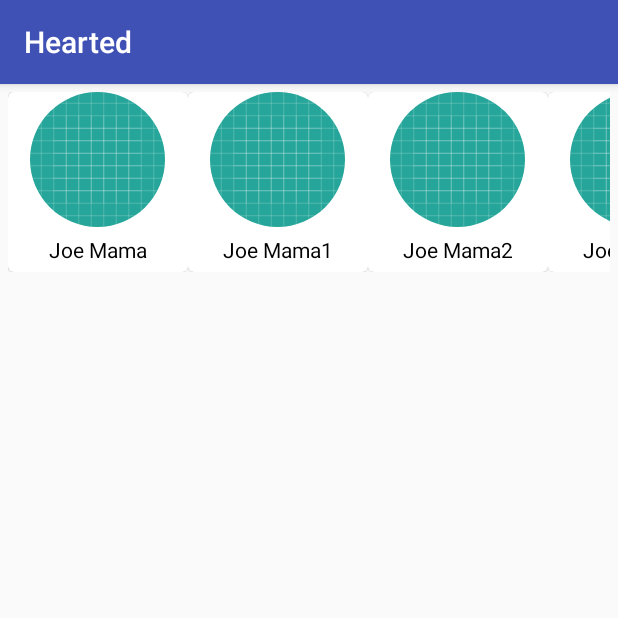
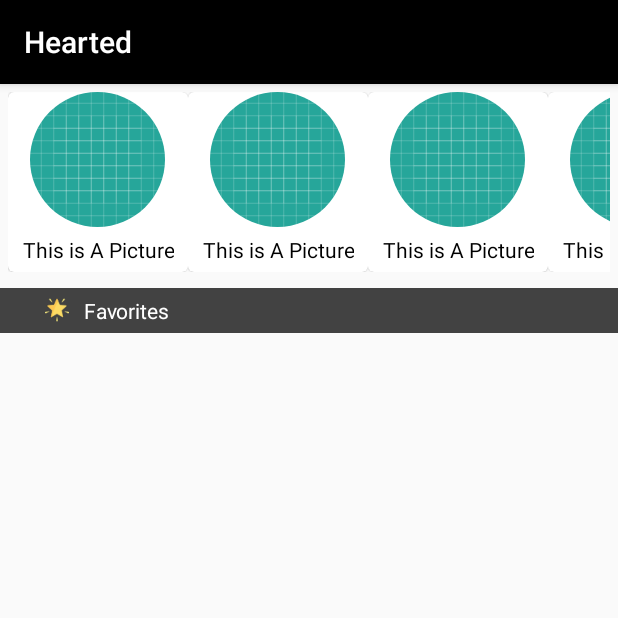
Before and after one commit to Scipioafricanus1/Hearted, an Android app: the HeartViews screen opened directly, with no data from a screen before it, on a phone screen of 412 x 824 dp, the top half of it. Run offline under Robolectric (Android 15) with nearby library versions, the phone set to English and light mode, and no system bars; our stand-ins replace CircleImageView, Firebase (no records; nobody signed in at launch, a user with empty details on screens opened directly).

Commit message:
made a second recyclerView adapter class.
NEXT:
- read from the firebase database I just created
- allow for creation of new lists.
- research and design layouts for easily creating new lists.

NICE THINGS TO DO:
- Figure out how to do category headers for the different items.

```diff
--- a/app/build.gradle
+++ b/app/build.gradle
@@ -34,8 +34,9 @@ dependencies {
     implementation 'com.android.support:cardview-v7:27.1.1'
     //glide
     implementation 'com.github.bumptech.glide:glide:4.4.0'
-    implementation 'com.google.firebase:firebase-auth:11.6.0'
-    implementation "com.google.android.gms:play-services-gcm:11.6.0"
+    implementation 'com.google.firebase:firebase-auth:11.8.0'
+    implementation "com.google.android.gms:play-services-gcm:11.8.0"
+    implementation 'com.google.firebase:firebase-database:11.8.0'
     annotationProcessor 'com.github.bumptech.glide:compiler:4.4.0'
     //circle imageview
     implementation 'de.hdodenhof:circleimageview:2.2.0'
--- a/app/src/main/java/com/example/android/hearted/HeartViews.kt
+++ b/app/src/main/java/com/example/android/hearted/HeartViews.kt
@@ -4,6 +4,7 @@ import android.support.v7.app.AppCompatActivity
 import android.os.Bundle
 import android.support.v7.widget.LinearLayoutManager
 import android.widget.LinearLayout
+import com.google.firebase.database.FirebaseDatabase
 import kotlinx.android.synthetic.main.activity_heart_views.*
 
 class HeartViews : AppCompatActivity() {
@@ -11,6 +12,9 @@ class HeartViews : AppCompatActivity() {
     override fun onCreate(savedInstanceState: Bundle?) {
         super.onCreate(savedInstanceState)
         setContentView(R.layout.activity_heart_views)
+        val database = FirebaseDatabase.getInstance()
+        val myRef = database.getReference("listExample")
+        myRef.setValue("Hey")
 
         rv_profile.layoutManager = LinearLayoutManager(this, LinearLayout.HORIZONTAL, false)
 
@@ -26,9 +30,7 @@ class HeartViews : AppCompatActivity() {
         profiles.add(Profile("Joe Mama7", "This is A Picture"))
         profiles.add(Profile("Joe Mama8", "This is A Picture"))
         profiles.add(Profile("Joe Mama9", "This is A Picture"))
-
         val adapter = RecyclerViewAdapter(profiles)
-
         rv_profile.adapter = adapter
 
         //TODO("Add picture support.")
--- /dev/null
+++ b/app/src/main/java/com/example/android/hearted/List.kt
@@ -0,0 +1,3 @@
+package com.example.android.hearted
+
+data class List (val category: String, val item: String, val like: String)
--- a/app/src/main/java/com/example/android/hearted/Login.kt
+++ b/app/src/main/java/com/example/android/hearted/Login.kt
@@ -48,7 +48,7 @@ class Login : AppCompatActivity() {
         bLogin.setOnClickListener { view ->
 
             //if you don't have text and password filled in.
-            if (tvEmail.text.toString() == "" || tvPassword.text.toString() == "") {
+            if (tvEmail.text.toString().trim() == "" || tvPassword.text.toString() == "") {
                 Toast.makeText(this, "No email or password entered", Toast.LENGTH_LONG).show()
             }
             else {
@@ -69,7 +69,7 @@ class Login : AppCompatActivity() {
         }
     }
 
-    fun jumpToHeartViews() {
+    private fun jumpToHeartViews() {
         val intent = Intent(this, HeartViews::class.java)
         startActivity(intent)
     }
--- a/app/src/main/java/com/example/android/hearted/MainActivity.kt
+++ b/app/src/main/java/com/example/android/hearted/MainActivity.kt
@@ -59,7 +59,7 @@ class MainActivity : AppCompatActivity() {
 
         signUp.setOnClickListener { view ->
             //if all fields have text and passwords are equal.
-            if(email.text.toString() == "" || password.text.toString() == "" || confirmPassword.text.toString() == "") {
+            if(email.text.toString().trim() == "" || password.text.toString() == "" || confirmPassword.text.toString() == "") {
                 Toast.makeText(this, "No email or password entered", Toast.LENGTH_LONG).show()
             } else if ( password.text.toString() != confirmPassword.text.toString()) {
                 Toast.makeText(this, "Passwords are not the same", Toast.LENGTH_LONG).show()
--- a/app/src/main/java/com/example/android/hearted/Profile.kt
+++ b/app/src/main/java/com/example/android/hearted/Profile.kt
@@ -1,4 +1,4 @@
 package com.example.android.hearted
 
 
-data class Profile(val profileName: String, val profilePicture: String)
+data class Profile(val profileId: String, val profileName : String)
--- a/app/src/main/res/layout/activity_heart_views.xml
+++ b/app/src/main/res/layout/activity_heart_views.xml
@@ -7,13 +7,41 @@
     tools:context=".HeartViews">
 
     <android.support.v7.widget.RecyclerView
+        android:id="@+id/rv_profile"
         android:layout_width="match_parent"
-        android:layout_height="match_parent"
-        android:id="@+id/rv_profile"
+        android:layout_height="wrap_content"
         android:orientation="horizontal"
-        android:padding="5dp"
-        >
+        android:padding="5dp"> </android.support.v7.widget.RecyclerView>
 
-    </android.support.v7.widget.RecyclerView>
+    <TextView
+        android:id="@+id/tvFavorites"
+        android:layout_width="match_parent"
+        android:layout_height="wrap_content"
+        android:layout_marginBottom="5dp"
+        android:layout_marginTop="5dp"
+        android:background="@color/cardview_dark_background"
+        android:drawablePadding="10dp"
+        android:drawableStart="@drawable/star"
+        android:paddingBottom="5dp"
+        android:paddingEnd="30dp"
+        android:paddingStart="30dp"
+        android:paddingTop="5dp"
+        android:text="Favorites"
+        android:textColor="@color/white"
+        app:layout_constraintTop_toBottomOf="@id/rv_profile" />
+
+    <android.support.v7.widget.RecyclerView
+        android:id="@+id/rec_view_FavoritesList"
+        android:layout_width="match_parent"
+        android:layout_height="wrap_content"
+        android:layout_marginBottom="8dp"
+        android:layout_marginEnd="8dp"
+        android:layout_marginStart="8dp"
+        app:layout_constraintBottom_toBottomOf="parent"
+        app:layout_constraintEnd_toEndOf="parent"
+        app:layout_constraintHorizontal_bias="1.0"
+        app:layout_constraintStart_toStartOf="parent"
+        app:layout_constraintTop_toBottomOf="@id/tvFavorites" />
+
 
 </android.support.constraint.ConstraintLayout>
--- a/app/src/main/res/values/colors.xml
+++ b/app/src/main/res/values/colors.xml
@@ -6,4 +6,5 @@
     <color name ="white">#FFFFFF</color>
     <color name ="green">#F9f9</color>
     <color name ="blue">#30ddb2</color>
+    <color name = "black">#000000</color>
 </resources>
--- a/app/src/main/res/values/styles.xml
+++ b/app/src/main/res/values/styles.xml
@@ -3,8 +3,8 @@
     <!-- Base application theme. -->
     <style name="AppTheme" parent="Theme.AppCompat.Light.DarkActionBar">
         <!-- Customize your theme here. -->
-        <item name="colorPrimary">@color/colorPrimary</item>
-        <item name="colorPrimaryDark">@color/colorPrimaryDark</item>
+        <item name="colorPrimary">@color/black</item>
+        <item name="colorPrimaryDark">@color/cardview_dark_background</item>
         <item name="colorAccent">@color/colorAccent</item>
     </style>
 
```
Also changed, not shown: app/src/main/AndroidManifest.xml (+7 -9 lines), app/src/main/java/com/example/android/hearted/CreateList.kt (added, +12 -0 lines), app/src/main/java/com/example/android/hearted/FavoritesRecyclerView.kt (added, +29 -0 lines), app/src/main/res/layout/activity_create_list.xml (added, +14 -0 lines), app/src/main/res/layout/list_item.xml (added, +21 -0 lines), app/src/main/res/drawable-hdpi/star.png (added), app/src/main/res/drawable-mdpi/star.png (added), app/src/main/res/drawable-xhdpi/star.png (added), app/src/main/res/drawable-xxhdpi/star.png (added), app/src/main/res/drawable-xxxhdpi/star.png (added).
